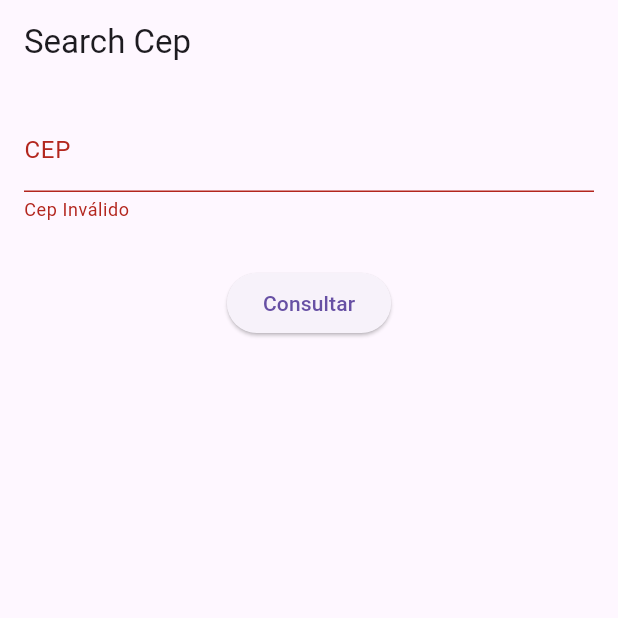
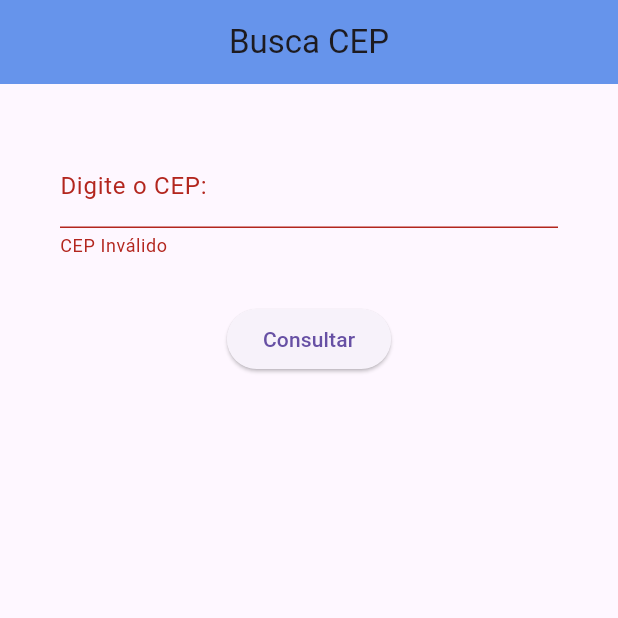
Before and after one commit to WillianSeidel/busca_cep, a Flutter app: the screen it shows after launch, after a tap on "Consultar", on a phone screen of 412 x 824 dp, the top half of it. Run offline on Flutter 3.47's test engine with Material 3 defaults, Android fonts, the phone set to English and light mode, and no system bars.

Commit message:
feat: layout 0.1

```diff
--- a/your_app_buscacep/analysis_options.yaml
+++ b/your_app_buscacep/analysis_options.yaml
@@ -7,6 +7,9 @@
 
 # The following line activates a set of recommended lints for Flutter apps,
 # packages, and plugins designed to encourage good coding practices.
+analyzer:
+  errors:
+    prefer_const_constructors: ignore
 include: package:flutter_lints/flutter.yaml
 
 linter:
@@ -23,6 +26,5 @@ linter:
   rules:
     # avoid_print: false  # Uncomment to disable the `avoid_print` rule
     # prefer_single_quotes: true  # Uncomment to enable the `prefer_single_quotes` rule
-
 # Additional information about this file can be found at
 # https://dart.dev/guides/language/analysis-options
--- a/your_app_buscacep/lib/main.dart
+++ b/your_app_buscacep/lib/main.dart
@@ -18,7 +18,7 @@
         debugShowCheckedModeBanner: false,
         title: 'Search Cep',
         home: const HomePage(),
-        theme: ThemeData(primarySwatch: Colors.yellow),
+        theme: ThemeData(primarySwatch: Colors.blue),
       ),
     );
   }
--- a/your_app_buscacep/lib/screen/homepage.dart
+++ b/your_app_buscacep/lib/screen/homepage.dart
@@ -35,10 +35,12 @@ class _HomePageState extends State<HomePage> {
       },
       child: Scaffold(
         appBar: AppBar(
-          title: const Text('Search Cep'),
+          backgroundColor: Color.fromARGB(255, 102, 148, 235),
+          centerTitle: true,
+          title: const Text('Busca CEP'),
         ),
         body: SingleChildScrollView(
-          padding: const EdgeInsets.all(16),
+          padding: const EdgeInsets.all(40),
           child: Column(
             children: <Widget>[
               _buildFormCep(),
@@ -50,7 +52,7 @@ class _HomePageState extends State<HomePage> {
                   } else if (_cepProvider.state.isLoading) {
                     return const Center(
                       child: Padding(
-                        padding: EdgeInsets.only(top: 20),
+                        padding: EdgeInsets.only(top: 45),
                         child: CircularProgressIndicator(),
                       ),
                     );
@@ -72,7 +74,7 @@ class _HomePageState extends State<HomePage> {
     return Center(
       child: SizedBox(
         child: Padding(
-          padding: const EdgeInsets.only(top: 30),
+          padding: const EdgeInsets.only(top: 20),
           child: Text(
               "${value!.cep}\n${value.bairro}, ${value.logradouro} - ${value.uf}.\n${value.localidade} - ${value.ddd} ",
               style: const TextStyle(fontWeight: FontWeight.bold)),
@@ -92,12 +94,12 @@ class _HomePageState extends State<HomePage> {
             },
             validator: (value) {
               if (value!.length != 8) {
-                return "Cep Inválido";
+                return "CEP Inválido";
               }
               return null;
             },
             keyboardType: TextInputType.number,
-            decoration: const InputDecoration(label: Text("CEP")),
+            decoration: const InputDecoration(label: Text("Digite o CEP:")),
           ),
           const SizedBox(
             height: 30,
```
